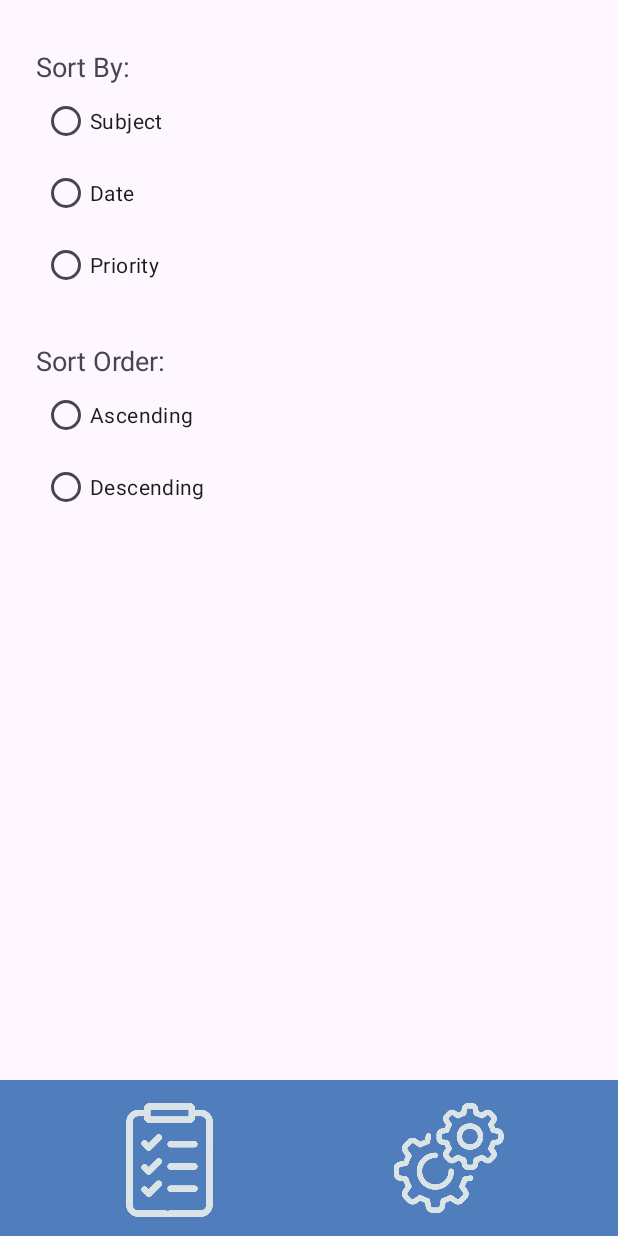
After one commit to chonkyappa/ToDoList, an Android app: the ToDoSettings screen opened directly, with no data from a screen before it, on a phone screen of 412 x 824 dp. The commit adds this screen. Run offline under Robolectric (Android 15) with nearby library versions, the phone set to English and light mode, and no system bars.

Commit message:
added the rest of the layouts changed colors because Buttless said no pink :(

```diff
--- /dev/null
+++ b/app/src/main/java/sunny/todolist/ToDoSettings.java
@@ -0,0 +1,31 @@
+package sunny.todolist;
+
+import android.content.Intent;
+import android.os.Bundle;
+import android.view.View;
+import android.widget.ImageButton;
+
+import androidx.appcompat.app.AppCompatActivity;
+
+public class ToDoSettings extends AppCompatActivity {
+
+    @Override
+    public void onCreate(Bundle savedInstanceState) {
+        super.onCreate(savedInstanceState);
+        setContentView(R.layout.activity_settings);
+        initListButton();
+    }
+
+    private void initListButton() {
+        ImageButton ibList = findViewById(R.id.imageButtonList);
+        ibList.setOnClickListener(new View.OnClickListener() {
+            @Override
+            public void onClick(View v) {
+                Intent intent = new Intent(ToDoSettings.this, ToDoList.class);
+                intent.setFlags(Intent.FLAG_ACTIVITY_CLEAR_TOP);
+                startActivity(intent);
+            }
+        });
+
+    }
+}
--- /dev/null
+++ b/app/src/main/res/layout/activity_settings.xml
@@ -0,0 +1,117 @@
+<?xml version="1.0" encoding="utf-8"?>
+<androidx.constraintlayout.widget.ConstraintLayout xmlns:android="http://schemas.android.com/apk/res/android"
+    xmlns:app="http://schemas.android.com/apk/res-auto"
+    xmlns:tools="http://schemas.android.com/tools"
+    android:id="@+id/linearLayout2"
+    android:layout_width="match_parent"
+    android:layout_height="match_parent">
+
+    <LinearLayout
+        android:layout_width="412dp"
+        android:layout_height="104dp"
+        android:background="@color/navbar_background"
+        android:orientation="horizontal"
+        app:layout_constraintBottom_toBottomOf="parent"
+        app:layout_constraintEnd_toEndOf="parent"
+        app:layout_constraintStart_toStartOf="parent">
+
+        <ImageButton
+            android:id="@+id/imageButtonList"
+            android:layout_width="wrap_content"
+            android:layout_height="76dp"
+            android:layout_marginLeft="30dp"
+            android:layout_marginTop="15dp"
+            android:layout_marginRight="10dp"
+            android:layout_marginBottom="15dp"
+            android:layout_weight="1"
+            android:background="@color/transparent"
+            android:contentDescription="button to move to to do list"
+            android:scaleType="fitCenter"
+            app:srcCompat="@drawable/listicon2" />
+
+        <ImageButton
+            android:id="@+id/imageButtonSettings"
+            android:layout_width="match_parent"
+            android:layout_height="match_parent"
+            android:layout_marginLeft="10dp"
+            android:layout_marginTop="15dp"
+            android:layout_marginRight="30dp"
+            android:layout_marginBottom="15dp"
+            android:layout_weight="1"
+            android:background="@color/transparent"
+            android:contentDescription="button to move to settings"
+            android:scaleType="fitCenter"
+            app:srcCompat="@drawable/settings" />
+    </LinearLayout>
+
+    <TextView
+        android:id="@+id/textViewSortBy"
+        android:layout_width="wrap_content"
+        android:layout_height="wrap_content"
+        android:layout_marginStart="24dp"
+        android:layout_marginTop="32dp"
+        android:text="Sort By:"
+        android:textSize="@dimen/text_size_medium"
+        app:layout_constraintStart_toStartOf="parent"
+        app:layout_constraintTop_toTopOf="parent" />
+
+    <RadioGroup
+        android:id="@+id/rgSortBy"
+        android:layout_width="wrap_content"
+        android:layout_height="wrap_content"
+        android:layout_marginStart="28dp"
+        app:layout_constraintStart_toStartOf="parent"
+        app:layout_constraintTop_toBottomOf="@id/textViewSortBy">
+
+        <RadioButton
+            android:id="@+id/rbSubject"
+            android:layout_width="match_parent"
+            android:layout_height="wrap_content"
+            android:text="Subject" />
+
+        <RadioButton
+            android:id="@+id/rbDate"
+            android:layout_width="match_parent"
+            android:layout_height="wrap_content"
+            android:text="Date" />
+
+        <RadioButton
+            android:id="@+id/rbPriority"
+            android:layout_width="match_parent"
+            android:layout_height="wrap_content"
+            android:text="Priority" />
+    </RadioGroup>
+
+    <TextView
+        android:id="@+id/textViewSortOrder"
+        android:layout_width="wrap_content"
+        android:layout_height="wrap_content"
+        android:layout_marginStart="24dp"
+        android:layout_marginTop="27dp"
+        android:text="Sort Order:"
+        android:textSize="@dimen/text_size_medium"
+        app:layout_constraintStart_toStartOf="parent"
+        app:layout_constraintTop_toBottomOf="@+id/rgSortBy" />
+
+    <RadioGroup
+        android:id="@+id/rgSortOrder"
+        android:layout_width="wrap_content"
+        android:layout_height="wrap_content"
+        android:layout_marginStart="28dp"
+        app:layout_constraintStart_toStartOf="parent"
+        app:layout_constraintTop_toBottomOf="@id/textViewSortOrder">
+
+        <RadioButton
+            android:id="@+id/rbAsc"
+            android:layout_width="match_parent"
+            android:layout_height="wrap_content"
+            android:text="Ascending" />
+
+        <RadioButton
+            android:id="@+id/rbDesc"
+            android:layout_width="match_parent"
+            android:layout_height="wrap_content"
+            android:text="Descending" />
+    </RadioGroup>
+
+</androidx.constraintlayout.widget.ConstraintLayout>
--- a/app/src/main/res/layout/pickdate.xml
+++ b/app/src/main/res/layout/pick_date.xml
@@ -22,7 +22,7 @@
             android:layout_weight="1"
             android:background="@color/transparent"
             android:text="SAVE"
-            android:textColor="@color/pink_theme" />
+            android:textColor="@color/light_blue_theme" />
 
         <Button
             android:id="@+id/buttonCancelDate"
@@ -32,6 +32,6 @@
             android:layout_weight="1"
             android:background="@color/transparent"
             android:text="CANCEL"
-            android:textColor="@color/pink_theme" />
+            android:textColor="@color/light_blue_theme" />
     </LinearLayout>
 </LinearLayout>
```
Also changed, not shown: app/src/main/AndroidManifest.xml (+8 -0 lines), app/src/main/java/sunny/todolist/MainActivity.java (+33 -0 lines), app/src/main/java/sunny/todolist/Task.java (added, +66 -0 lines), app/src/main/java/sunny/todolist/ToDoList.java (added, +31 -0 lines), app/src/main/res/layout/activity_list.xml (added, +96 -0 lines), app/src/main/res/layout/activity_main.xml (+20 -8 lines), app/src/main/res/layout/list_item.xml (added, +77 -0 lines), app/src/main/res/values/colors.xml (+6 -1 lines), app/src/main/res/values/dimens.xml (added, +9 -0 lines), app/src/main/res/drawable/checklist.png (deleted), app/src/main/res/drawable/cogwheel.png (deleted), app/src/main/res/drawable/listicon2.png (added), app/src/main/res/drawable/settings.png (added).
